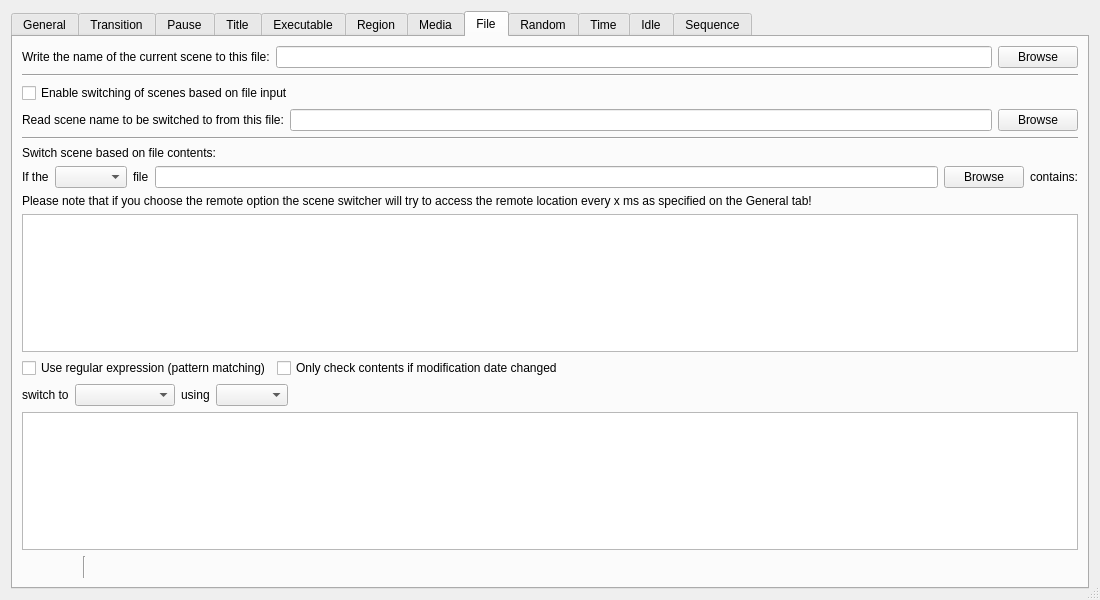
WarmUpTill/SceneSwitcher, file forms/advanced-scene-switcher.ui: the form before one commit.
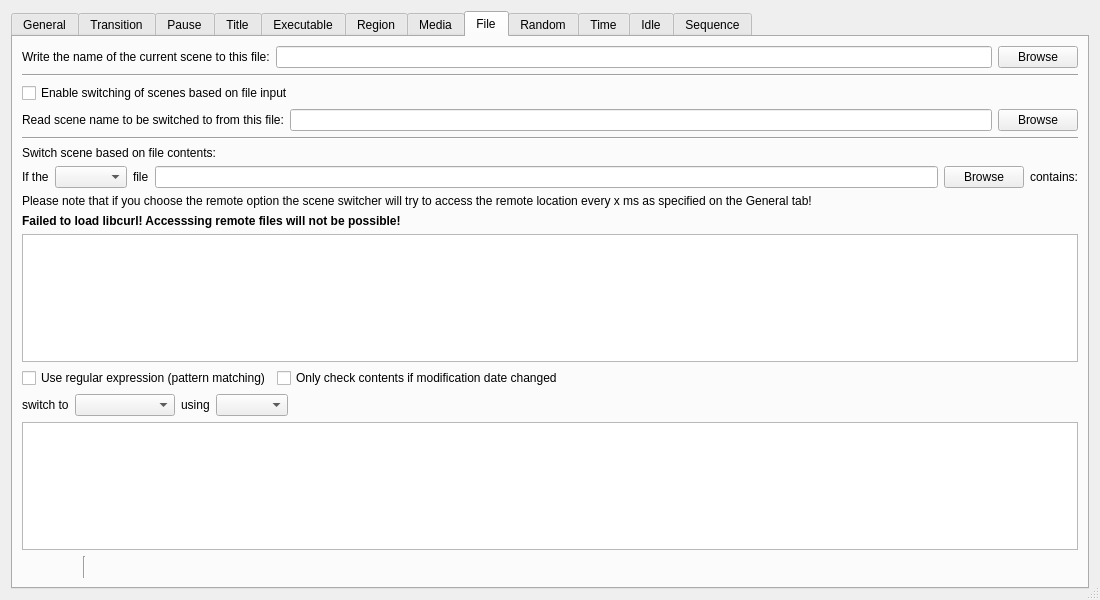
The form after the commit. The open tabs and pages were chosen to show the change. Icons and pictures are not drawn.

Commit message:
load libcurl at runtime (#33)
* load libcurl at runtime

* add warning to file tab if curl cant be loaded

```diff
--- a/forms/advanced-scene-switcher.ui
+++ b/forms/advanced-scene-switcher.ui
@@ -2404,7 +2404,7 @@
       <attribute name="title">
        <string notr="true">File</string>
       </attribute>
-      <layout class="QVBoxLayout" name="verticalLayout_9">
+      <layout class="QVBoxLayout" name="verticalLayout_6">
        <item>
         <layout class="QHBoxLayout" name="horizontalLayout_14">
          <item>
@@ -2537,6 +2537,22 @@
          </property>
         </widget>
        </item>
+       <item>
+        <widget class="QLabel" name="libcurlWarning">
+         <property name="enabled">
+          <bool>true</bool>
+         </property>
+         <property name="font">
+          <font>
+           <weight>75</weight>
+           <bold>true</bold>
+          </font>
+         </property>
+         <property name="text">
+          <string>Failed to load libcurl! Accesssing remote files will not be possible!</string>
+         </property>
+        </widget>
+       </item>
        <item>
         <widget class="QPlainTextEdit" name="fileTextEdit"/>
        </item>
```
The commit also changes 6 other files.
